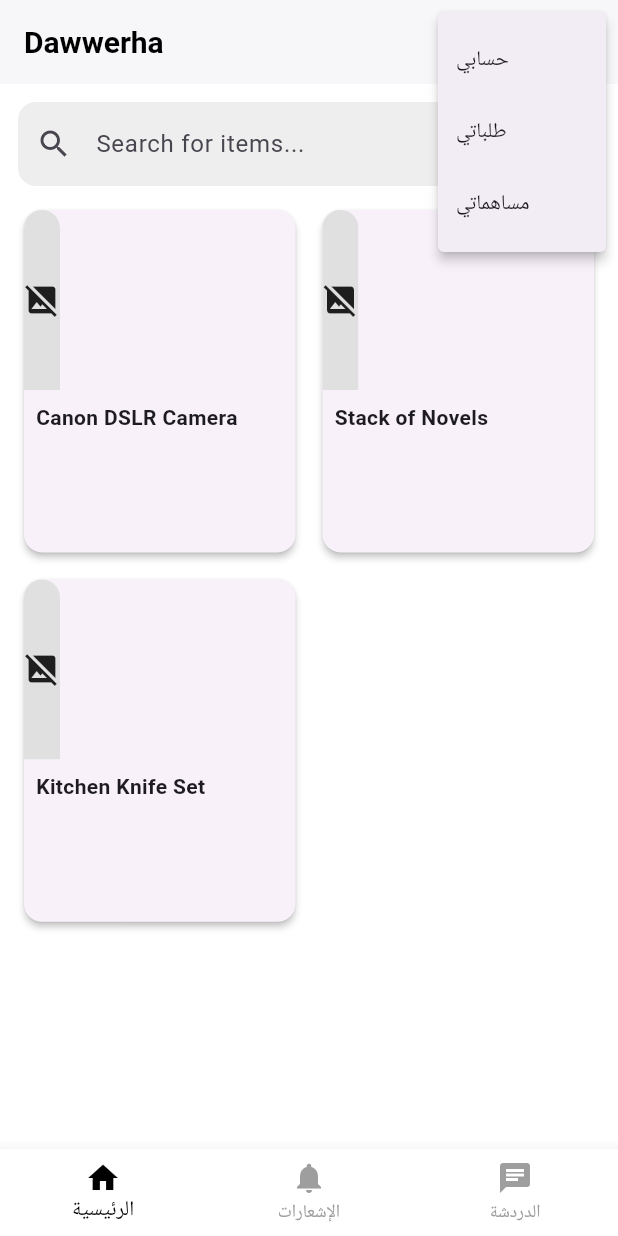
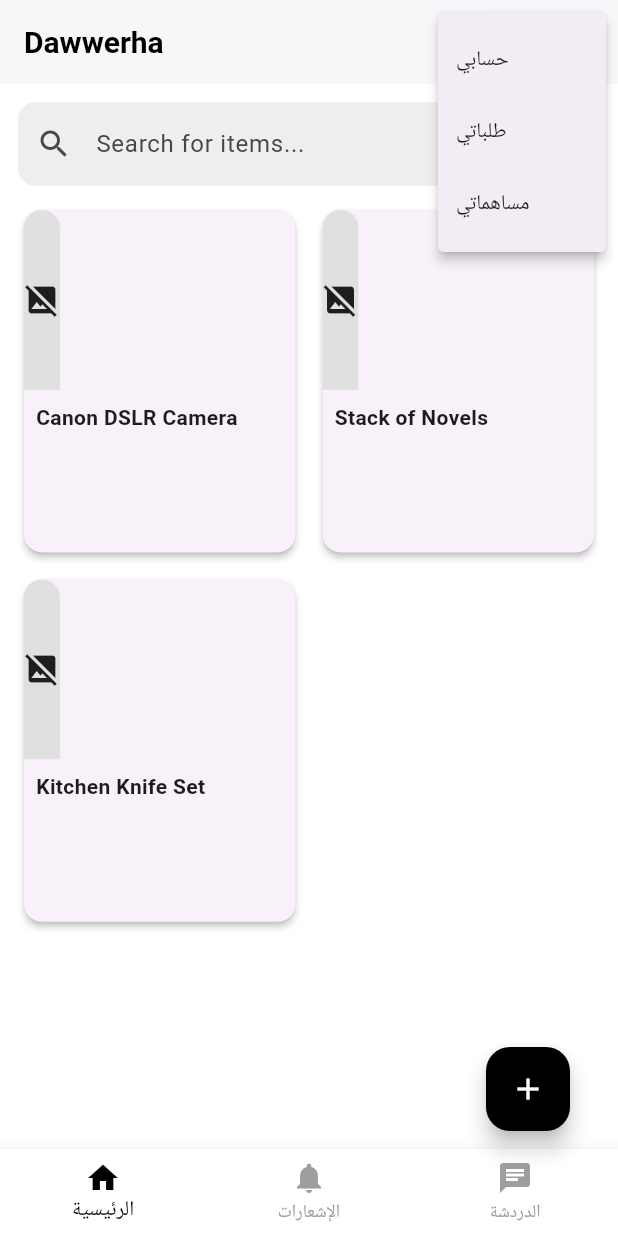
Before and after one commit to rilli-00/Dawwerha, a Flutter app: the HomeScreen screen opened directly, after a tap on the "person" icon, on a phone screen of 412 x 824 dp. Run offline on Flutter 3.47's test engine with Material 3 defaults, Android fonts, the light colour scheme and no system bars; network calls fail.

Commit message:
home screen + chat

```diff
--- a/lib/screen/homeScreen.dart
+++ b/lib/screen/homeScreen.dart
@@ -1,4 +1,7 @@
 import 'package:dawwerha/screen/itemDetailsScreen.dart';
+import 'package:dawwerha/screen/NotificationScreen.dart';
+import 'package:dawwerha/screen/uploadItemScreen.dart';
+import 'package:dawwerha/screen/chatScreen.dart';
 import 'package:flutter/material.dart';
 
 class HomeScreen extends StatefulWidget {
@@ -15,10 +18,17 @@ class _HomeScreenState extends State<HomeScreen> {
     setState(() {
       _selectedIndex = index;
     });
+
     if (index == 1) {
-      // Notifications page
+      Navigator.push(
+        context,
+        MaterialPageRoute(builder: (_) => const NotificationsPage()),
+      );
     } else if (index == 2) {
-      // Chat page
+      Navigator.push(
+        context,
+        MaterialPageRoute(builder: (_) => const ChatPage()),
+      );
     }
   }
 
@@ -106,6 +116,28 @@ class _HomeScreenState extends State<HomeScreen> {
           ],
         ),
       ),
+
+      // زر + لإضافة منتج
+      floatingActionButton: Stack(
+        children: [
+          Positioned(
+            bottom: 70, // ارفعيه فوق البار
+            right: 16, // جهة اليمين
+            child: FloatingActionButton(
+              onPressed: () {
+                Navigator.push(
+                  context,
+                  MaterialPageRoute(builder: (_) => const UploadItemScreen()),
+                );
+              },
+              backgroundColor: Colors.black,
+              child: const Icon(Icons.add, color: Colors.white),
+            ),
+          ),
+        ],
+      ),
+      floatingActionButtonLocation: FloatingActionButtonLocation.endDocked,
+
       bottomNavigationBar: BottomNavigationBar(
         backgroundColor: Colors.white,
         selectedItemColor: Colors.black,
```
Also changed, not shown: lib/screen/chatScreen.dart (+65 -0 lines).
